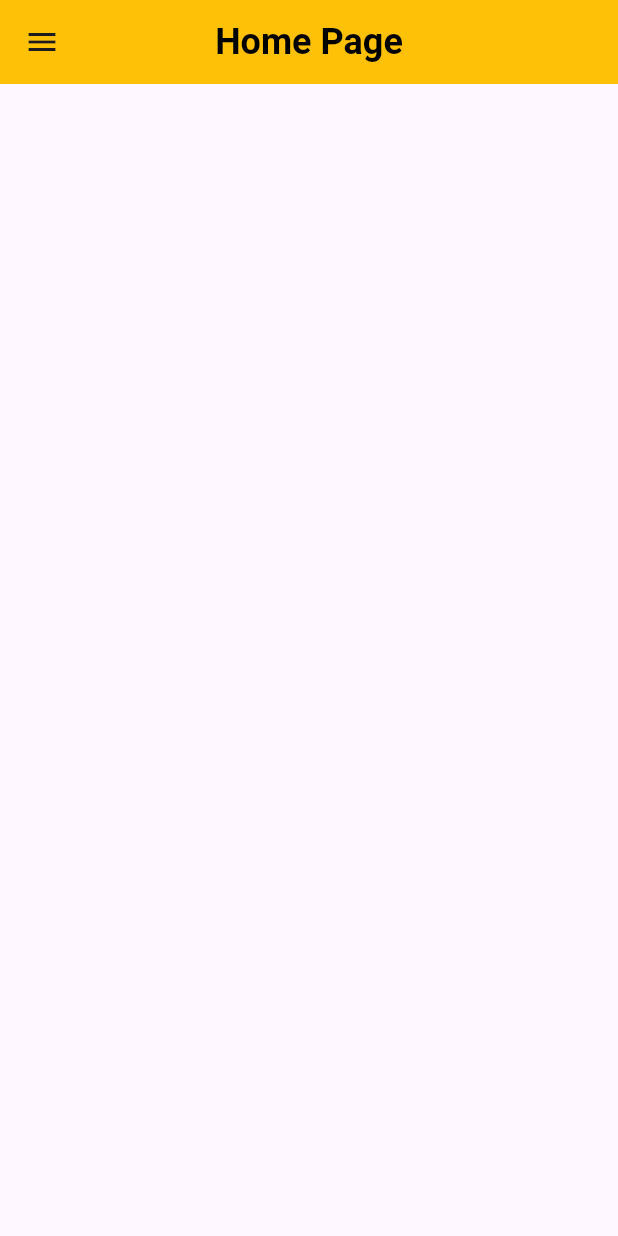
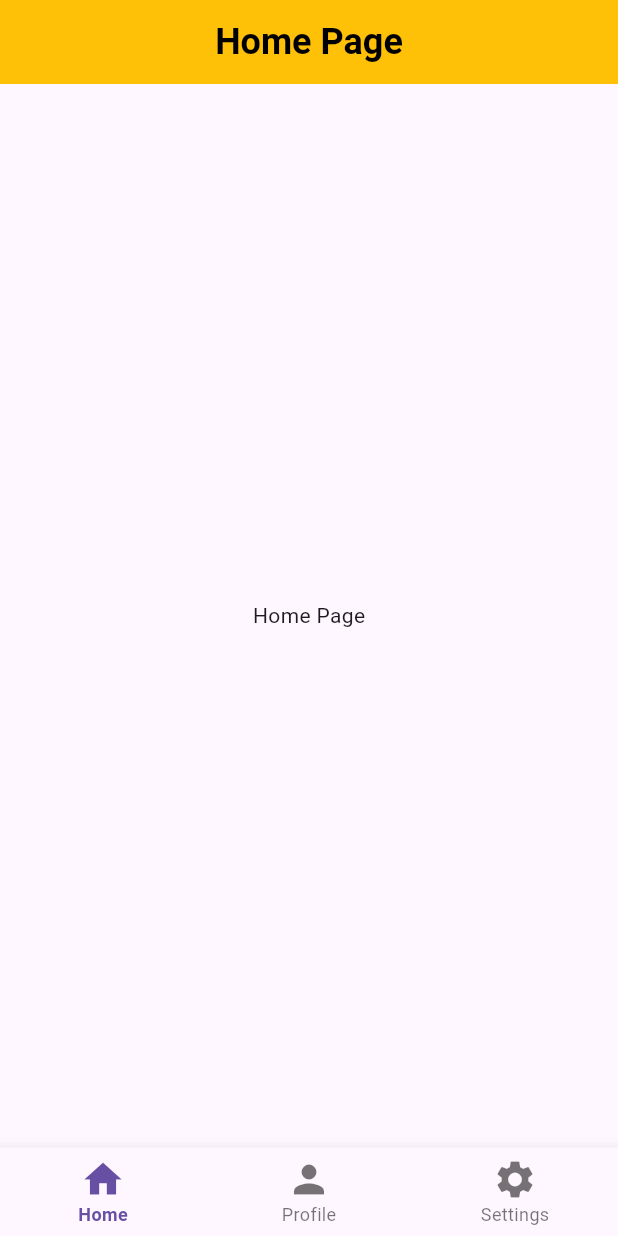
Before and after one commit to sxmbaka/api_test, a Flutter app: the screen it shows after launch, on a phone screen of 412 x 824 dp. Run offline on Flutter 3.47's test engine with Material 3 defaults, Android fonts, the phone set to English and light mode, and no system bars.

Commit message:
Add FirstPage and ProfilePage, update navigation bar in MyApp

```diff
--- a/lib/main.dart
+++ b/lib/main.dart
@@ -1,3 +1,4 @@
+import 'package:api_test/pages/first_page.dart';
 import 'package:api_test/pages/home_page.dart';
 import 'package:api_test/pages/settings_page.dart';
 import 'package:flutter/material.dart';
@@ -13,7 +14,7 @@ class MyApp extends StatelessWidget {
   Widget build(BuildContext context) {
     return MaterialApp(
       debugShowCheckedModeBanner: false,
-      home: const HomePage(),
+      home: const FirstPage(),
     );
   }
 }
--- /dev/null
+++ b/lib/pages/first_page.dart
@@ -0,0 +1,71 @@
+import 'package:api_test/pages/home_page.dart';
+import 'package:api_test/pages/profile_page.dart';
+import 'package:api_test/pages/settings_page.dart';
+import 'package:flutter/material.dart';
+
+class FirstPage extends StatefulWidget {
+  const FirstPage({super.key});
+
+  @override
+  State<FirstPage> createState() => _FirstPageState();
+}
+
+class _FirstPageState extends State<FirstPage> {
+
+  int _selectedIndex = 0;
+
+  void _navigaetToPage(int index) {
+    setState(() {
+      _selectedIndex = index;
+    });
+  }
+
+  final List<Widget> _pages = const <Widget>[
+    HomePage(),
+    ProfilePage(),
+    SettingsPage(),
+  ];
+
+  @override
+  Widget build(BuildContext context) {
+    return Scaffold(
+      // appBar: AppBar(
+      //   backgroundColor: Colors.amber,
+      //   centerTitle: true,
+      //   title: const Text(
+      //     "Home Page",
+      //     style: TextStyle(
+      //       fontSize: 24,
+      //       fontWeight: FontWeight.bold,
+      //       color: Colors.black,
+      //     ),
+      //   ),
+      // ),
+      bottomNavigationBar: BottomNavigationBar(
+        onTap: _navigaetToPage,
+        enableFeedback: true,
+        iconSize: 30,
+        selectedFontSize: 12,
+        selectedLabelStyle: const TextStyle(
+          fontWeight: FontWeight.bold,
+        ),
+        currentIndex: _selectedIndex,
+        items: const [
+          BottomNavigationBarItem(
+            icon: Icon(Icons.home),
+            label: "Home",
+          ),
+          BottomNavigationBarItem(
+            icon: Icon(Icons.person),
+            label: "Profile",
+          ),
+          BottomNavigationBarItem(
+            icon: Icon(Icons.settings),
+            label: "Settings",
+          ),
+        ],
+      ),
+      body: _pages[_selectedIndex],
+    );
+  }
+}
--- a/lib/pages/home_page.dart
+++ b/lib/pages/home_page.dart
@@ -6,7 +6,7 @@ class HomePage extends StatelessWidget {
 
   @override
   Widget build(BuildContext context) {
-    return Scaffold(
+    return  Scaffold(
       appBar: AppBar(
         backgroundColor: Colors.amber,
         centerTitle: true,
@@ -19,49 +19,54 @@ class HomePage extends StatelessWidget {
           ),
         ),
       ),
-      drawer: Drawer(
-        backgroundColor: Colors.amber[300],
-        child: ListView(
-          children: [
-            ListTile(
-              trailing: const Icon(Icons.home),
-              title: const Text(
-                "Home Page",
-                style: TextStyle(
-                  fontSize: 18,
-                  fontWeight: FontWeight.bold,
-                  color: Colors.black,
-                ),
-              ),
-              onTap: () {
-                // close the drawer
-                Navigator.pop(context);
-              },
-            ),
-            ListTile(
-              trailing: const Icon(Icons.settings),
-              title: const Text(
-                "Settings Page",
-                style: TextStyle(
-                  fontSize: 18,
-                  fontWeight: FontWeight.bold,
-                  color: Colors.black,
-                ),
-              ),
-              onTap: () {
-                Navigator.pop(context);
-                Navigator.push(
-                  context,
-                  PageRouteBuilder(
-                      pageBuilder: (context, animation, secondaryAnimation) =>
-                          const SettingsPage(),
-                      transitionDuration: Duration.zero),
-                );
-              },
-            ),
-          ],
+      body: Center(
+        child: Text(
+          "Home Page",
         ),
       ),
+      // drawer: Drawer(
+      //   backgroundColor: Colors.amber[300],
+      //   child: ListView(
+      //     children: [
+      //       ListTile(
+      //         trailing: const Icon(Icons.home),
+      //         title: const Text(
+      //           "Home Page",
+      //           style: TextStyle(
+      //             fontSize: 18,
+      //             fontWeight: FontWeight.bold,
+      //             color: Colors.black,
+      //           ),
+      //         ),
+      //         onTap: () {
+      //           // close the drawer
+      //           Navigator.pop(context);
+      //         },
+      //       ),
+      //       ListTile(
+      //         trailing: const Icon(Icons.settings),
+      //         title: const Text(
+      //           "Settings Page",
+      //           style: TextStyle(
+      //             fontSize: 18,
+      //             fontWeight: FontWeight.bold,
+      //             color: Colors.black,
+      //           ),
+      //         ),
+      //         onTap: () {
+      //           Navigator.pop(context);
+      //           Navigator.push(
+      //             context,
+      //             PageRouteBuilder(
+      //                 pageBuilder: (context, animation, secondaryAnimation) =>
+      //                     const SettingsPage(),
+      //                 transitionDuration: Duration.zero),
+      //           );
+      //         },
+      //       ),
+      //     ],
+      //   ),
+      // ),
     );
   }
 }
```
Also changed, not shown: lib/pages/profile_page.dart (added, +71 -0 lines), lib/pages/settings_page.dart (+45 -42 lines).
